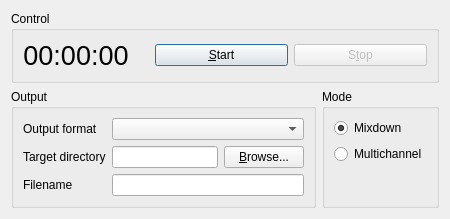
Before: the Qt Designer form src/mumble/VoiceRecorderDialog.ui in mumble-voip/mumble, drawn with Qt 5.
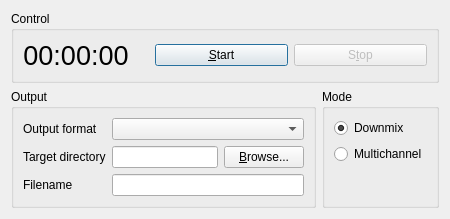
After: the same form once the commit is applied. Icons and pictures are not drawn.

Diff of the .ui file:
```diff
--- a/src/mumble/VoiceRecorderDialog.ui
+++ b/src/mumble/VoiceRecorderDialog.ui
@@ -102,7 +102,7 @@
          <bool>true</bool>
         </property>
         <property name="text">
-         <string>Mixdown</string>
+         <string>Downmix</string>
         </property>
         <property name="checkable">
          <bool>true</bool>
```
Left out of the diff: 20 changed lines with no effect on the pictures.
